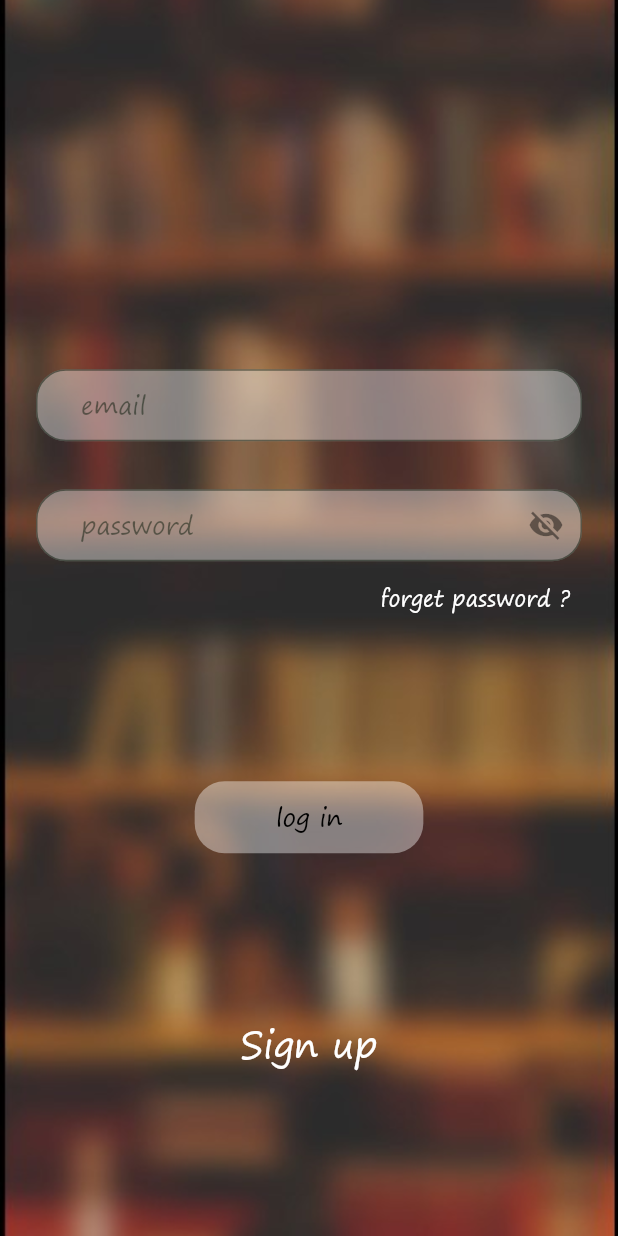
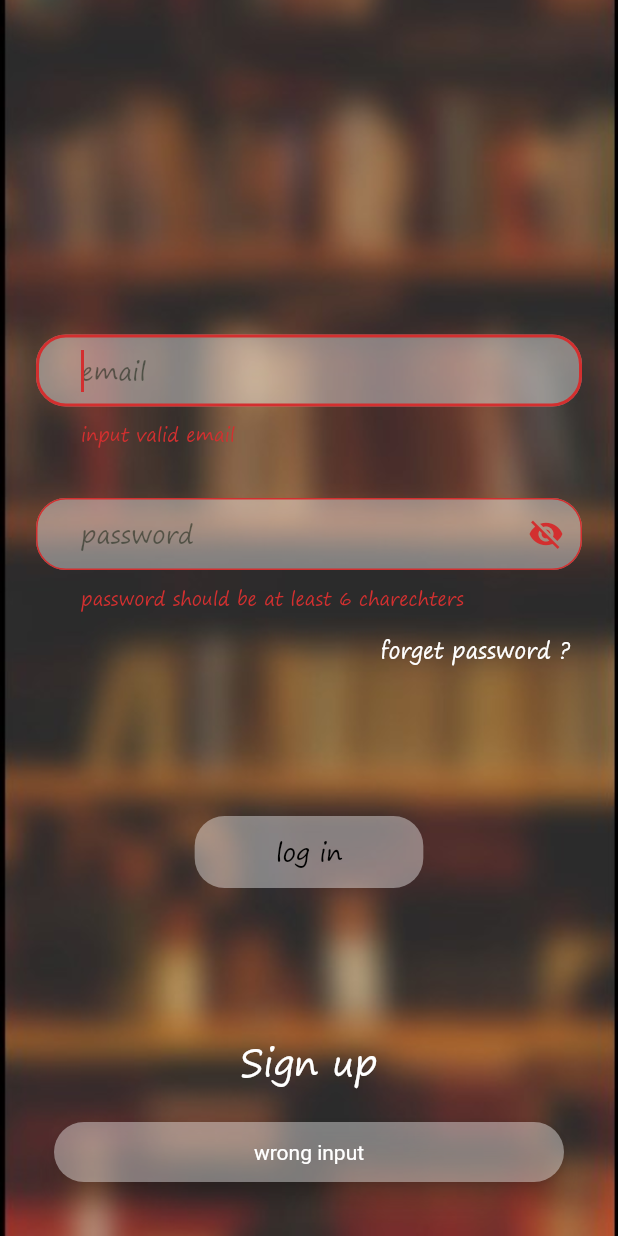
Before and after one commit to majdkurdi/t_library, a Flutter app: the screen it shows after launch, after a tap on "log in", on a phone screen of 412 x 824 dp. Run offline on Flutter 3.47's test engine with Material 2 defaults, Android fonts, the light colour scheme and no system bars.

Commit message:
login , sign up screens

```diff
--- a/lib/constatnts.dart
+++ b/lib/constatnts.dart
@@ -2,6 +2,7 @@ import 'package:flutter/cupertino.dart';
 import 'package:flutter/material.dart';
 
 const String logoPath = 'assets/images/t.library-logo.png';
+const String tasQmentLogo = 'assets/images/tasqment-logo.png';
 const String loginBackgroundPath = 'assets/images/login-background.jpg';
 const kBorderRadius = BorderRadius.all(Radius.circular(20));
 final kWhiteColor = Colors.white.withOpacity(0.4);
--- a/lib/main.dart
+++ b/lib/main.dart
@@ -1,7 +1,8 @@
 import 'package:flutter/material.dart';
+import 'package:t_library/screens/auth_screen.dart';
 import './screens/welcome_screen.dart';
 import './screens/home_screen.dart';
-import './screens/login_screen.dart';
+import './screens/auth_screen.dart';
 
 void main() {
   runApp(MyApp());
@@ -23,7 +24,7 @@ class MyApp extends StatelessWidget {
       initialRoute: WelcomeScreen.routeName,
       routes: {
         HomeScreen.routeName: (ctx) => HomeScreen(),
-        LoginScreen.routeName: (ctx) => LoginScreen(),
+        AuthScreen.routeName: (ctx) => AuthScreen(),
         WelcomeScreen.routeName: (ctx) => WelcomeScreen(),
       },
     );
--- /dev/null
+++ b/lib/screens/auth_screen.dart
@@ -0,0 +1,283 @@
+import 'package:flutter/foundation.dart';
+import 'package:flutter/material.dart';
+import 'package:t_library/widgets/auth_text_form_field.dart';
+import 'package:t_library/widgets/login_button.dart';
+import 'package:t_library/widgets/screens_background.dart';
+
+import '../constatnts.dart';
+
+enum Auth {
+  LogIn,
+  SignUp,
+}
+
+class AuthScreen extends StatefulWidget {
+  static const routeName = '/login';
+  AuthScreen({Key? key}) : super(key: key);
+
+  @override
+  _AuthScreenState createState() => _AuthScreenState();
+}
+
+class _AuthScreenState extends State<AuthScreen> {
+  final _formKey = GlobalKey<FormState>();
+  final _emailController = TextEditingController();
+  final _passwordController = TextEditingController();
+  final _nameController = TextEditingController();
+  final _adressController = TextEditingController();
+  final _confirmPasswordController = TextEditingController();
+  final _emailFocusNode = FocusNode();
+  final _passwordFocusNode = FocusNode();
+  final _adressFocusNode = FocusNode();
+  final _nameFocusNode = FocusNode();
+  final _confirmPasswordFocusNode = FocusNode();
+  final _loginButtonFocusNode = FocusNode();
+  var _hideLoginPassword = true;
+  var _hideSignUpPassword = true;
+
+  var auth = Auth.LogIn;
+
+  void submitForm() {
+    var validation = _formKey.currentState!.validate();
+    if (!validation) {
+      ScaffoldMessenger.of(context).hideCurrentSnackBar();
+      ScaffoldMessenger.of(context).showSnackBar(
+        SnackBar(
+          content: Text(
+            'wrong input',
+            textAlign: TextAlign.center,
+          ),
+          backgroundColor: kWhiteColor,
+          behavior: SnackBarBehavior.floating,
+          shape: RoundedRectangleBorder(
+              borderRadius: BorderRadius.all(Radius.circular(20))),
+          padding: EdgeInsets.all(12),
+          margin: EdgeInsets.all(36),
+          duration: Duration(milliseconds: 800),
+        ),
+      );
+      return;
+    }
+    //TODO submit form
+  }
+
+  @override
+  Widget build(BuildContext context) {
+    return SafeArea(
+      child: Scaffold(
+        body: SingleChildScrollView(
+          child: ConstrainedBox(
+            constraints: BoxConstraints(
+              maxHeight: MediaQuery.of(context).size.height,
+            ),
+            child: ScreensBackground(
+              child: Column(
+                mainAxisSize: MainAxisSize.max,
+                mainAxisAlignment: MainAxisAlignment.spaceEvenly,
+                children: [
+                  SizedBox(height: 25),
+                  Form(
+                    key: _formKey,
+                    child: Column(
+                      mainAxisAlignment: MainAxisAlignment.center,
+                      crossAxisAlignment: CrossAxisAlignment.end,
+                      children: auth == Auth.LogIn
+                          ? <Widget>[
+                              Padding(
+                                padding: const EdgeInsets.all(24.0),
+                                child: AuthTextFormField(
+                                  hintText: 'email',
+                                  autoFocus: true,
+                                  keyboardType: TextInputType.emailAddress,
+                                  textInputAction: TextInputAction.next,
+                                  controller: _emailController,
+                                  focusNode: _emailFocusNode,
+                                  nextFocusNode: _passwordFocusNode,
+                                  validator: (value) {
+                                    if (!value!.contains('@') ||
+                                        !value.contains('.com')) {
+                                      return 'input valid email';
+                                    }
+                                  },
+                                ),
+                              ),
+                              Padding(
+                                padding: const EdgeInsets.only(
+                                    top: 8, left: 24, right: 24),
+                                child: AuthTextFormField(
+                                  hintText: 'password',
+                                  controller: _passwordController,
+                                  focusNode: _passwordFocusNode,
+                                  nextFocusNode: _loginButtonFocusNode,
+                                  textInputAction: TextInputAction.done,
+                                  obscureText: _hideLoginPassword,
+                                  icon: IconButton(
+                                    icon: Icon(_hideLoginPassword
+                                        ? Icons.visibility_off
+                                        : Icons.visibility),
+                                    onPressed: () {
+                                      setState(() {
+                                        _hideLoginPassword =
+                                            !_hideLoginPassword;
+                                      });
+                                    },
+                                  ),
+                                  validator: (value) {
+                                    if (value!.length < 6) {
+                                      return 'password should be at least 6 charechters';
+                                    }
+                                  },
+                                ),
+                              ),
+                              Padding(
+                                padding: const EdgeInsets.only(right: 24.0),
+                                child: TextButton(
+                                  onPressed: () {},
+                                  child: Text(
+                                    'forget password ?',
+                                    style: TextStyle(color: Colors.white),
+                                  ),
+                                ),
+                              ),
+                            ]
+                          : <Widget>[
+                              Padding(
+                                padding: const EdgeInsets.symmetric(
+                                    vertical: 8, horizontal: 24),
+                                child: AuthTextFormField(
+                                  hintText: 'name',
+                                  autoFocus: true,
+                                  keyboardType: TextInputType.name,
+                                  textInputAction: TextInputAction.next,
+                                  controller: _nameController,
+                                  focusNode: _nameFocusNode,
+                                  nextFocusNode: _emailFocusNode,
+                                  validator: (value) {
+                                    if (value!.isEmpty) {
+                                      return 'name should not be empty';
+                                    }
+                                  },
+                                ),
+                              ),
+                              Padding(
+                                padding: const EdgeInsets.symmetric(
+                                    vertical: 8, horizontal: 24),
+                                child: AuthTextFormField(
+                                  hintText: 'email',
+                                  keyboardType: TextInputType.emailAddress,
+                                  textInputAction: TextInputAction.next,
+                                  controller: _emailController,
+                                  focusNode: _emailFocusNode,
+                                  nextFocusNode: _adressFocusNode,
+                                  validator: (value) {
+                                    if (value!.isEmpty) {
+                                      return 'email should not be empty';
+                                    } else if (!value.contains('@') ||
+                                        !value.contains('.com')) {
+                                      return 'input valid email';
+                                    }
+                                  },
+                                ),
+                              ),
+                              Padding(
+                                padding: const EdgeInsets.symmetric(
+                                    vertical: 8, horizontal: 24),
+                                child: AuthTextFormField(
+                                  hintText: 'address',
+                                  keyboardType: TextInputType.text,
+                                  textInputAction: TextInputAction.next,
+                                  controller: _adressController,
+                                  focusNode: _adressFocusNode,
+                                  nextFocusNode: _passwordFocusNode,
+                                  validator: (value) {
+                                    if (value!.isEmpty) {
+                                      return 'address should not be empty';
+                                    }
+                                  },
+                                ),
+                              ),
+                              Padding(
+                                padding: const EdgeInsets.symmetric(
+                                    vertical: 8, horizontal: 24),
+                                child: AuthTextFormField(
+                                  hintText: 'password',
+                                  keyboardType: TextInputType.text,
+                                  textInputAction: TextInputAction.next,
+                                  controller: _passwordController,
+                                  focusNode: _passwordFocusNode,
+                                  nextFocusNode: _confirmPasswordFocusNode,
+                                  obscureText: _hideSignUpPassword,
+                                  icon: IconButton(
+                                    icon: Icon(_hideSignUpPassword
+                                        ? Icons.visibility_off
+                                        : Icons.visibility),
+                                    onPressed: () {
+                                      setState(() {
+                                        _hideSignUpPassword =
+                                            !_hideSignUpPassword;
+                                      });
+                                    },
+                                  ),
+                                  validator: (value) {
+                                    if (value!.isEmpty) {
+                                      return 'password should not be empty';
+                                    } else if (value.length < 6) {
+                                      return 'password should be at least 6 charechters';
+                                    }
+                                  },
+                                ),
+                              ),
+                              Padding(
+                                padding: const EdgeInsets.only(
+                                    top: 8, left: 24, right: 24),
+                                child: AuthTextFormField(
+                                  hintText: 'confirm password',
+                                  controller: _confirmPasswordController,
+                                  focusNode: _confirmPasswordFocusNode,
+                                  nextFocusNode: _loginButtonFocusNode,
+                                  textInputAction: TextInputAction.done,
+                                  obscureText: _hideSignUpPassword,
+                                  validator: (value) {
+                                    if (value!.isEmpty) {
+                                      return 'password should not be empty';
+                                    } else if (value.length < 6) {
+                                      return 'password should be at least 6 charechters';
+                                    } else if (_passwordController.text !=
+                                        _confirmPasswordController.text) {
+                                      return 'incorrect password';
+                                    }
+                                  },
+                                ),
+                              ),
+                            ],
+                    ),
+                  ),
+                  LoginButton(
+                    text: auth == Auth.LogIn ? 'log in' : 'create account',
+                    onPressed:
+                        //TODO login or sign up
+                        submitForm,
+                    focusNode: _loginButtonFocusNode,
+                  ),
+                  TextButton(
+                    onPressed: () {
+                      setState(() {
+                        auth == Auth.SignUp
+                            ? auth = Auth.LogIn
+                            : auth = Auth.SignUp;
+                      });
+                    },
+                    child: Text(
+                      auth == Auth.SignUp ? 'log in' : 'Sign up',
+                      style: TextStyle(color: Colors.white, fontSize: 24),
+                    ),
+                  ),
+                ],
+              ),
+            ),
+          ),
+        ),
+      ),
+    );
+  }
+}
--- a/lib/screens/login_screen.dart
+++ /dev/null
@@ -1,111 +0,0 @@
-import 'package:flutter/material.dart';
-import 'package:t_library/widgets/auth_text_form_field.dart';
-import 'package:t_library/widgets/login_button.dart';
-import 'package:t_library/widgets/screens_background.dart';
-
-class LoginScreen extends StatefulWidget {
-  static const routeName = '/login';
-  LoginScreen({Key? key}) : super(key: key);
-
-  @override
-  _LoginScreenState createState() => _LoginScreenState();
-}
-
-class _LoginScreenState extends State<LoginScreen> {
-  final _formKey = GlobalKey<FormState>();
-
-  final _emailController = TextEditingController();
-
-  final _passwordController = TextEditingController();
-
-  final _emailFocusNode = FocusNode();
-
-  final _passwordFocusNode = FocusNode();
-
-  final _loginButtonFocusNode = FocusNode();
-
-  bool _hidePassword = true;
-  @override
-  Widget build(BuildContext context) {
-    return SafeArea(
-      child: Scaffold(
-        body: ScreensBackground(
-          child: Column(
-            mainAxisAlignment: MainAxisAlignment.spaceEvenly,
-            children: [
-              SizedBox(height: 25),
-              Form(
-                key: _formKey,
-                child: Column(
-                  mainAxisAlignment: MainAxisAlignment.center,
-                  crossAxisAlignment: CrossAxisAlignment.end,
-                  children: <Widget>[
-                    Padding(
-                      padding: const EdgeInsets.all(24.0),
-                      child: AuthTextFormField(
-                        hintText: 'email',
-                        keyboardType: TextInputType.emailAddress,
-                        textInputAction: TextInputAction.next,
-                        controller: _emailController,
-                        focusNode: _emailFocusNode,
-                        nextFocusNode: _passwordFocusNode,
-                      ),
-                    ),
-                    Padding(
-                      padding:
-                          const EdgeInsets.only(top: 8, left: 24, right: 24),
-                      child: AuthTextFormField(
-                        hintText: 'password',
-                        controller: _passwordController,
-                        focusNode: _passwordFocusNode,
-                        nextFocusNode: _loginButtonFocusNode,
-                        textInputAction: TextInputAction.done,
-
-                        obscureText: _hidePassword,
-                        icon: IconButton(
-                          icon: Icon(_hidePassword
-                              ? Icons.visibility_off
-                              : Icons.visibility),
-                          onPressed: () {
-                            setState(() {
-                              _hidePassword = !_hidePassword;
-                            });
-                          },
-                        ),
-                        //TODO show password
-                      ),
-                    ),
-                    Padding(
-                      padding: const EdgeInsets.only(right: 24.0),
-                      child: TextButton(
-                        onPressed: () {},
-                        child: Text(
-                          'forget password ?',
-                          style: TextStyle(color: Colors.white),
-                        ),
-                      ),
-                    )
-                  ],
-                ),
-              ),
-              LoginButton(
-                text: 'log in',
-                onPressed: () {},
-                focusNode: _loginButtonFocusNode,
-              ),
-              TextButton(
-                //TODO add logic and style
-                focusNode: _loginButtonFocusNode,
-                onPressed: null,
-                child: Text(
-                  'Sign up',
-                  style: TextStyle(color: Colors.white, fontSize: 24),
-                ),
-              ),
-            ],
-          ),
-        ),
-      ),
-    );
-  }
-}
--- a/lib/screens/welcome_screen.dart
+++ b/lib/screens/welcome_screen.dart
@@ -1,7 +1,7 @@
 import 'package:flutter/material.dart';
-import 'package:t_library/constatnts.dart';
-import 'package:t_library/screens/login_screen.dart';
-import 'package:t_library/widgets/screens_background.dart';
+import '../constatnts.dart';
+import '../screens/auth_screen.dart';
+import '../widgets/screens_background.dart';
 
 class WelcomeScreen extends StatefulWidget {
   static const routeName = '/welcome-screen';
@@ -11,14 +11,37 @@ class WelcomeScreen extends StatefulWidget {
   _WelcomeScreenState createState() => _WelcomeScreenState();
 }
 
-class _WelcomeScreenState extends State<WelcomeScreen> {
+class _WelcomeScreenState extends State<WelcomeScreen>
+    with SingleTickerProviderStateMixin {
+  AnimationController? _controller;
   @override
   void initState() {
     super.initState();
-    Future.delayed(Duration(seconds: 2)).then(
-      (value) =>
-          Navigator.of(context).pushReplacementNamed(LoginScreen.routeName),
+    _controller = AnimationController(
+      vsync: this,
+      duration: Duration(milliseconds: 1200),
     );
+    _controller!.forward();
+    _controller!.addListener(() {
+      // print(_controller!.value);
+      // print('valueeeee ${_animation!.value}');
+      if (_controller!.isCompleted) {
+        _controller!.reverse();
+      }
+      if (_controller!.isDismissed) {
+        _controller!.forward();
+      }
+      setState(() {});
+    });
+    Future.delayed(Duration(seconds: 5)).then(
+      (_) => Navigator.of(context).pushReplacementNamed(AuthScreen.routeName),
+    );
+  }
+
+  @override
+  void dispose() {
+    _controller!.stop();
+    super.dispose();
   }
 
   @override
@@ -36,16 +59,20 @@ class _WelcomeScreenState extends State<WelcomeScreen> {
                 child: Container(
                   child: Padding(
                     padding: const EdgeInsets.only(top: 60.0),
+                    child: Opacity(
+                      opacity: 0.8,
                       child: Image(
                         image: AssetImage(logoPath),
                         fit: BoxFit.contain,
-                      width: 180,
-                      height: 180,
+                        width: 180 + _controller!.value * 10,
+                        height: 180 + _controller!.value * 10,
                       ),
                     ),
                   ),
                 ),
               ),
+            ),
+
             // SizedBox(
             //   height: 150,
             // ),
@@ -53,8 +80,27 @@ class _WelcomeScreenState extends State<WelcomeScreen> {
               flex: 1,
               child: Align(
                 alignment: Alignment.center,
-                child: Padding(
-                  padding: EdgeInsets.all(29),
+                child: Stack(
+                  clipBehavior: Clip.none,
+                  // mainAxisAlignment: MainAxisAlignment.center,
+                  children: [
+                    Positioned(
+                      right: 87,
+                      bottom: -5,
+                      child: Container(
+                        height: 75,
+                        width: 75,
+                        child: Opacity(
+                          opacity: 0.5,
+                          child: Image(
+                            image: AssetImage(tasQmentLogo),
+                            color: Colors.black,
+                          ),
+                        ),
+                      ),
+                    ),
+                    Padding(
+                      padding: EdgeInsets.all(8),
                       child: Text(
                         'TasQment',
                         style: TextStyle(
@@ -64,6 +110,8 @@ class _WelcomeScreenState extends State<WelcomeScreen> {
                         ),
                       ),
                     ),
+                  ],
+                ),
               ),
             ),
           ],
--- a/lib/widgets/auth_text_form_field.dart
+++ b/lib/widgets/auth_text_form_field.dart
@@ -13,6 +13,8 @@ class AuthTextFormField extends StatelessWidget {
     this.obscureText,
     this.keyboardType,
     this.textInputAction,
+    this.validator,
+    this.autoFocus = false,
   }) : super(key: key);
 
   final String? hintText;
@@ -23,9 +25,12 @@ class AuthTextFormField extends StatelessWidget {
   final bool? obscureText;
   final TextInputType? keyboardType;
   final TextInputAction? textInputAction;
+  final String? Function(String?)? validator;
+  final bool autoFocus;
   @override
   Widget build(BuildContext context) {
     return TextFormField(
+      autofocus: autoFocus,
       controller: controller,
       focusNode: focusNode,
       obscureText: obscureText ?? false,
@@ -38,6 +43,7 @@ class AuthTextFormField extends StatelessWidget {
           : null,
       textAlign: TextAlign.start,
       cursorColor: Colors.black,
+      validator: validator,
       decoration: InputDecoration(
         contentPadding: EdgeInsets.symmetric(horizontal: 30, vertical: 10),
         hintText: hintText ?? '',
```
Also changed, not shown: assets/images/tasqment-logo.png (added), 2 other files. Lines whose indentation alone changed are shown as unchanged.
